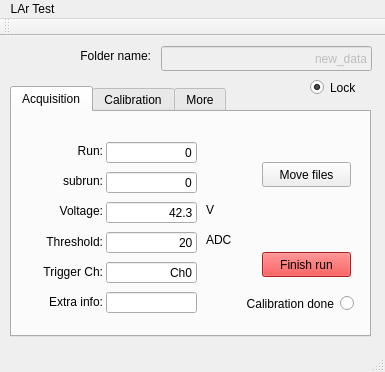
First picture: the form in installation_files/install_by_hand/move_files/mainwindow.ui, repository hvsouza/CAEN_Digitizer, before the edit.
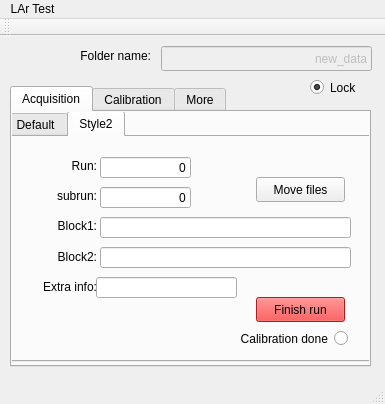
Second picture: the form after the edit. The open tabs and pages were chosen to show the change.

Commit message: Added Style2 to the family now

```diff
--- a/installation_files/install_by_hand/move_files/mainwindow.ui
+++ b/installation_files/install_by_hand/move_files/mainwindow.ui
@@ -7,7 +7,7 @@
     <x>0</x>
     <y>0</y>
     <width>385</width>
-    <height>372</height>
+    <height>404</height>
    </rect>
   </property>
   <property name="sizePolicy">
@@ -25,7 +25,7 @@
   <property name="maximumSize">
    <size>
     <width>385</width>
-    <height>372</height>
+    <height>500</height>
    </size>
   </property>
   <property name="windowTitle">
@@ -69,7 +69,7 @@
       <x>10</x>
       <y>50</y>
       <width>361</width>
-      <height>251</height>
+      <height>281</height>
      </rect>
     </property>
     <property name="currentIndex">
@@ -79,11 +79,75 @@
      <attribute name="title">
       <string>Acquisition</string>
      </attribute>
-     <widget class="QLabel" name="label_3">
+     <widget class="QTabWidget" name="tabWidget_3">
       <property name="geometry">
        <rect>
-        <x>24</x>
-        <y>90</y>
+        <x>-8</x>
+        <y>-1</y>
+        <width>371</width>
+        <height>251</height>
+       </rect>
+      </property>
+      <property name="currentIndex">
+       <number>0</number>
+      </property>
+      <widget class="QWidget" name="tab_15">
+       <attribute name="title">
+        <string>Default</string>
+       </attribute>
+       <widget class="QLabel" name="label_7">
+        <property name="geometry">
+         <rect>
+          <x>6</x>
+          <y>170</y>
+          <width>81</width>
+          <height>20</height>
+         </rect>
+        </property>
+        <property name="text">
+         <string>Extra info:</string>
+        </property>
+        <property name="alignment">
+         <set>Qt::AlignRight|Qt::AlignTrailing|Qt::AlignVCenter</set>
+        </property>
+       </widget>
+       <widget class="QRadioButton" name="calibration_check">
+        <property name="geometry">
+         <rect>
+          <x>197</x>
+          <y>170</y>
+          <width>141</width>
+          <height>23</height>
+         </rect>
+        </property>
+        <property name="layoutDirection">
+         <enum>Qt::RightToLeft</enum>
+        </property>
+        <property name="text">
+         <string>Calibration done</string>
+        </property>
+       </widget>
+       <widget class="QLabel" name="triggerCh">
+        <property name="geometry">
+         <rect>
+          <x>6</x>
+          <y>140</y>
+          <width>81</width>
+          <height>20</height>
+         </rect>
+        </property>
+        <property name="text">
+         <string>Trigger Ch:</string>
+        </property>
+        <property name="alignment">
+         <set>Qt::AlignRight|Qt::AlignTrailing|Qt::AlignVCenter</set>
+        </property>
+       </widget>
+       <widget class="QLabel" name="label">
+        <property name="geometry">
+         <rect>
+          <x>20</x>
+          <y>20</y>
         <width>67</width>
         <height>17</height>
        </rect>
@@ -95,13 +159,13 @@
        <set>Qt::AlignRight|Qt::AlignTrailing|Qt::AlignVCenter</set>
       </property>
      </widget>
-     <widget class="QLineEdit" name="run">
+       <widget class="QLabel" name="label_4">
       <property name="geometry">
        <rect>
-        <x>94</x>
-        <y>30</y>
-        <width>91</width>
-        <height>21</height>
+          <x>6</x>
+          <y>110</y>
+          <width>81</width>
+          <height>20</height>
        </rect>
       </property>
       <property name="text">
@@ -110,15 +174,28 @@
       <property name="alignment">
        <set>Qt::AlignRight|Qt::AlignTrailing|Qt::AlignVCenter</set>
       </property>
-      <property name="readOnly">
-       <bool>false</bool>
+       </widget>
+       <widget class="QLabel" name="label_2">
+        <property name="geometry">
+         <rect>
+          <x>20</x>
+          <y>50</y>
+          <width>67</width>
+          <height>17</height>
+         </rect>
+        </property>
+        <property name="text">
+         <string>subrun:</string>
+        </property>
+        <property name="alignment">
+         <set>Qt::AlignRight|Qt::AlignTrailing|Qt::AlignVCenter</set>
       </property>
      </widget>
      <widget class="QLineEdit" name="voltage">
       <property name="geometry">
        <rect>
-        <x>94</x>
-        <y>90</y>
+          <x>90</x>
+          <y>80</y>
         <width>91</width>
         <height>21</height>
        </rect>
@@ -130,11 +207,49 @@
        <set>Qt::AlignRight|Qt::AlignTrailing|Qt::AlignVCenter</set>
       </property>
      </widget>
+       <widget class="QLineEdit" name="trigger_channel">
+        <property name="geometry">
+         <rect>
+          <x>90</x>
+          <y>140</y>
+          <width>91</width>
+          <height>21</height>
+         </rect>
+        </property>
+        <property name="styleSheet">
+         <string notr="true"/>
+        </property>
+        <property name="text">
+         <string>Ch0</string>
+        </property>
+        <property name="alignment">
+         <set>Qt::AlignRight|Qt::AlignTrailing|Qt::AlignVCenter</set>
+        </property>
+       </widget>
+       <widget class="QLineEdit" name="run">
+        <property name="geometry">
+         <rect>
+          <x>90</x>
+          <y>20</y>
+          <width>91</width>
+          <height>21</height>
+         </rect>
+        </property>
+        <property name="text">
+         <string>0</string>
+        </property>
+        <property name="alignment">
+         <set>Qt::AlignRight|Qt::AlignTrailing|Qt::AlignVCenter</set>
+        </property>
+        <property name="readOnly">
+         <bool>false</bool>
+        </property>
+       </widget>
      <widget class="QPushButton" name="button_movefile">
       <property name="geometry">
        <rect>
-        <x>250</x>
-        <y>50</y>
+          <x>246</x>
+          <y>40</y>
         <width>89</width>
         <height>25</height>
        </rect>
@@ -143,13 +258,13 @@
        <string>Move files</string>
       </property>
      </widget>
-     <widget class="QLabel" name="label">
+       <widget class="QLabel" name="label_6">
       <property name="geometry">
        <rect>
-        <x>24</x>
-        <y>30</y>
-        <width>67</width>
-        <height>17</height>
+          <x>190</x>
+          <y>110</y>
+          <width>41</width>
+          <height>16</height>
        </rect>
       </property>
       <property name="text">
@@ -162,8 +277,8 @@
      <widget class="QLineEdit" name="subrun">
       <property name="geometry">
        <rect>
-        <x>94</x>
-        <y>60</y>
+          <x>90</x>
+          <y>50</y>
         <width>91</width>
         <height>21</height>
        </rect>
@@ -178,8 +293,8 @@
      <widget class="QPushButton" name="pushButton_2">
       <property name="geometry">
        <rect>
-        <x>250</x>
-        <y>140</y>
+          <x>246</x>
+          <y>130</y>
         <width>89</width>
         <height>25</height>
        </rect>
@@ -460,8 +575,8 @@
      <widget class="QLineEdit" name="threshold">
       <property name="geometry">
        <rect>
-        <x>94</x>
-        <y>120</y>
+          <x>90</x>
+          <y>110</y>
         <width>91</width>
         <height>21</height>
        </rect>
@@ -473,40 +588,11 @@
        <set>Qt::AlignRight|Qt::AlignTrailing|Qt::AlignVCenter</set>
       </property>
      </widget>
-     <widget class="QLabel" name="label_6">
-      <property name="geometry">
-       <rect>
-        <x>194</x>
-        <y>120</y>
-        <width>41</width>
-        <height>16</height>
-       </rect>
-      </property>
-      <property name="text">
-       <string>ADC</string>
-      </property>
-     </widget>
-     <widget class="QLabel" name="label_2">
-      <property name="geometry">
-       <rect>
-        <x>24</x>
-        <y>60</y>
-        <width>67</width>
-        <height>17</height>
-       </rect>
-      </property>
-      <property name="text">
-       <string>subrun:</string>
-      </property>
-      <property name="alignment">
-       <set>Qt::AlignRight|Qt::AlignTrailing|Qt::AlignVCenter</set>
-      </property>
-     </widget>
      <widget class="QLabel" name="label_5">
       <property name="geometry">
        <rect>
-        <x>194</x>
-        <y>90</y>
+          <x>190</x>
+          <y>80</y>
         <width>16</width>
         <height>16</height>
        </rect>
@@ -515,13 +601,13 @@
        <string>V</string>
       </property>
      </widget>
-     <widget class="QLabel" name="label_4">
+       <widget class="QLabel" name="label_3">
       <property name="geometry">
        <rect>
-        <x>10</x>
-        <y>120</y>
-        <width>81</width>
-        <height>20</height>
+          <x>20</x>
+          <y>80</y>
+          <width>67</width>
+          <height>17</height>
        </rect>
       </property>
       <property name="text">
@@ -534,8 +620,8 @@
      <widget class="QLineEdit" name="extra">
       <property name="geometry">
        <rect>
-        <x>94</x>
-        <y>180</y>
+          <x>90</x>
+          <y>170</y>
         <width>91</width>
         <height>21</height>
        </rect>
@@ -550,62 +636,16 @@
        <set>Qt::AlignRight|Qt::AlignTrailing|Qt::AlignVCenter</set>
       </property>
      </widget>
-     <widget class="QLabel" name="label_7">
-      <property name="geometry">
-       <rect>
-        <x>10</x>
-        <y>180</y>
-        <width>81</width>
-        <height>20</height>
-       </rect>
-      </property>
-      <property name="text">
-       <string>Extra info:</string>
-      </property>
-      <property name="alignment">
-       <set>Qt::AlignRight|Qt::AlignTrailing|Qt::AlignVCenter</set>
-      </property>
-     </widget>
-     <widget class="QLabel" name="triggerCh">
-      <property name="geometry">
-       <rect>
-        <x>10</x>
-        <y>150</y>
-        <width>81</width>
-        <height>20</height>
-       </rect>
-      </property>
-      <property name="text">
-       <string>Trigger Ch:</string>
-      </property>
-      <property name="alignment">
-       <set>Qt::AlignRight|Qt::AlignTrailing|Qt::AlignVCenter</set>
-      </property>
-     </widget>
-     <widget class="QLineEdit" name="trigger_channel">
-      <property name="geometry">
-       <rect>
-        <x>94</x>
-        <y>150</y>
-        <width>91</width>
-        <height>21</height>
-       </rect>
-      </property>
-      <property name="styleSheet">
-       <string notr="true"/>
-      </property>
-      <property name="text">
-       <string>Ch0</string>
-      </property>
-      <property name="alignment">
-       <set>Qt::AlignRight|Qt::AlignTrailing|Qt::AlignVCenter</set>
-      </property>
-     </widget>
-     <widget class="QRadioButton" name="calibration_check">
+      </widget>
+      <widget class="QWidget" name="tab_16">
+       <attribute name="title">
+        <string>Style2</string>
+       </attribute>
+       <widget class="QRadioButton" name="calibration_check_3">
       <property name="geometry">
        <rect>
         <x>201</x>
-        <y>180</y>
+          <y>190</y>
         <width>141</width>
         <height>23</height>
        </rect>
@@ -616,6 +656,469 @@
       <property name="text">
        <string>Calibration done</string>
       </property>
+       </widget>
+       <widget class="QLabel" name="label_22">
+        <property name="geometry">
+         <rect>
+          <x>24</x>
+          <y>20</y>
+          <width>67</width>
+          <height>17</height>
+         </rect>
+        </property>
+        <property name="text">
+         <string>Run:</string>
+        </property>
+        <property name="alignment">
+         <set>Qt::AlignRight|Qt::AlignTrailing|Qt::AlignVCenter</set>
+        </property>
+       </widget>
+       <widget class="QLabel" name="label_23">
+        <property name="geometry">
+         <rect>
+          <x>10</x>
+          <y>110</y>
+          <width>81</width>
+          <height>20</height>
+         </rect>
+        </property>
+        <property name="text">
+         <string>Block2:</string>
+        </property>
+        <property name="alignment">
+         <set>Qt::AlignRight|Qt::AlignTrailing|Qt::AlignVCenter</set>
+        </property>
+       </widget>
+       <widget class="QLabel" name="label_24">
+        <property name="geometry">
+         <rect>
+          <x>24</x>
+          <y>50</y>
+          <width>67</width>
+          <height>17</height>
+         </rect>
+        </property>
+        <property name="text">
+         <string>subrun:</string>
+        </property>
+        <property name="alignment">
+         <set>Qt::AlignRight|Qt::AlignTrailing|Qt::AlignVCenter</set>
+        </property>
+       </widget>
+       <widget class="QLineEdit" name="block1">
+        <property name="geometry">
+         <rect>
+          <x>94</x>
+          <y>80</y>
+          <width>251</width>
+          <height>21</height>
+         </rect>
+        </property>
+        <property name="text">
+         <string/>
+        </property>
+        <property name="alignment">
+         <set>Qt::AlignRight|Qt::AlignTrailing|Qt::AlignVCenter</set>
+        </property>
+       </widget>
+       <widget class="QLineEdit" name="run_3">
+        <property name="geometry">
+         <rect>
+          <x>94</x>
+          <y>20</y>
+          <width>91</width>
+          <height>21</height>
+         </rect>
+        </property>
+        <property name="text">
+         <string>0</string>
+        </property>
+        <property name="alignment">
+         <set>Qt::AlignRight|Qt::AlignTrailing|Qt::AlignVCenter</set>
+        </property>
+        <property name="readOnly">
+         <bool>false</bool>
+        </property>
+       </widget>
+       <widget class="QPushButton" name="button_movefile_5">
+        <property name="geometry">
+         <rect>
+          <x>250</x>
+          <y>40</y>
+          <width>89</width>
+          <height>25</height>
+         </rect>
+        </property>
+        <property name="text">
+         <string>Move files</string>
+        </property>
+       </widget>
+       <widget class="QLineEdit" name="subrun3">
+        <property name="geometry">
+         <rect>
+          <x>94</x>
+          <y>50</y>
+          <width>91</width>
+          <height>21</height>
+         </rect>
+        </property>
+        <property name="text">
+         <string>0</string>
+        </property>
+        <property name="alignment">
+         <set>Qt::AlignRight|Qt::AlignTrailing|Qt::AlignVCenter</set>
+        </property>
+       </widget>
+       <widget class="QPushButton" name="pushButton_4">
+        <property name="geometry">
+         <rect>
+          <x>250</x>
+          <y>160</y>
+          <width>89</width>
+          <height>25</height>
+         </rect>
+        </property>
+        <property name="palette">
+         <palette>
+          <active>
+           <colorrole role="Button">
+            <brush brushstyle="SolidPattern">
+             <color alpha="255">
+              <red>239</red>
+              <green>41</green>
+              <blue>41</blue>
+             </color>
+            </brush>
+           </colorrole>
+           <colorrole role="Light">
+            <brush brushstyle="SolidPattern">
+             <color alpha="255">
+              <red>255</red>
+              <green>51</green>
+              <blue>51</blue>
+             </color>
+            </brush>
+           </colorrole>
+           <colorrole role="Midlight">
+            <brush brushstyle="SolidPattern">
+             <color alpha="255">
+              <red>229</red>
+              <green>25</green>
+              <blue>25</blue>
+             </color>
+            </brush>
+           </colorrole>
+           <colorrole role="Dark">
+            <brush brushstyle="SolidPattern">
+             <color alpha="255">
+              <red>102</red>
+              <green>0</green>
+              <blue>0</blue>
+             </color>
+            </brush>
+           </colorrole>
+           <colorrole role="Mid">
+            <brush brushstyle="SolidPattern">
+             <color alpha="255">
+              <red>136</red>
+              <green>0</green>
+              <blue>0</blue>
+             </color>
+            </brush>
+           </colorrole>
+           <colorrole role="Base">
+            <brush brushstyle="SolidPattern">
+             <color alpha="255">
+              <red>239</red>
+              <green>41</green>
+              <blue>41</blue>
+             </color>
+            </brush>
+           </colorrole>
+           <colorrole role="Window">
+            <brush brushstyle="SolidPattern">
+             <color alpha="255">
+              <red>239</red>
+              <green>41</green>
+              <blue>41</blue>
+             </color>
+            </brush>
+           </colorrole>
+           <colorrole role="Shadow">
+            <brush brushstyle="SolidPattern">
+             <color alpha="255">
+              <red>0</red>
+              <green>0</green>
+              <blue>0</blue>
+             </color>
+            </brush>
+           </colorrole>
+           <colorrole role="AlternateBase">
+            <brush brushstyle="SolidPattern">
+             <color alpha="255">
+              <red>229</red>
+              <green>127</green>
+              <blue>127</blue>
+             </color>
+            </brush>
+           </colorrole>
+          </active>
+          <inactive>
+           <colorrole role="Button">
+            <brush brushstyle="SolidPattern">
+             <color alpha="255">
+              <red>239</red>
+              <green>41</green>
+              <blue>41</blue>
+             </color>
+            </brush>
+           </colorrole>
+           <colorrole role="Light">
+            <brush brushstyle="SolidPattern">
+             <color alpha="255">
+              <red>255</red>
+              <green>51</green>
+              <blue>51</blue>
+             </color>
+            </brush>
+           </colorrole>
+           <colorrole role="Midlight">
+            <brush brushstyle="SolidPattern">
+             <color alpha="255">
+              <red>229</red>
+              <green>25</green>
+              <blue>25</blue>
+             </color>
+            </brush>
+           </colorrole>
+           <colorrole role="Dark">
+            <brush brushstyle="SolidPattern">
+             <color alpha="255">
+              <red>102</red>
+              <green>0</green>
+              <blue>0</blue>
+             </color>
+            </brush>
+           </colorrole>
+           <colorrole role="Mid">
+            <brush brushstyle="SolidPattern">
+             <color alpha="255">
+              <red>136</red>
+              <green>0</green>
+              <blue>0</blue>
+             </color>
+            </brush>
+           </colorrole>
+           <colorrole role="Base">
+            <brush brushstyle="SolidPattern">
+             <color alpha="255">
+              <red>239</red>
+              <green>41</green>
+              <blue>41</blue>
+             </color>
+            </brush>
+           </colorrole>
+           <colorrole role="Window">
+            <brush brushstyle="SolidPattern">
+             <color alpha="255">
+              <red>239</red>
+              <green>41</green>
+              <blue>41</blue>
+             </color>
+            </brush>
+           </colorrole>
+           <colorrole role="Shadow">
+            <brush brushstyle="SolidPattern">
+             <color alpha="255">
+              <red>0</red>
+              <green>0</green>
+              <blue>0</blue>
+             </color>
+            </brush>
+           </colorrole>
+           <colorrole role="AlternateBase">
+            <brush brushstyle="SolidPattern">
+             <color alpha="255">
+              <red>229</red>
+              <green>127</green>
+              <blue>127</blue>
+             </color>
+            </brush>
+           </colorrole>
+          </inactive>
+          <disabled>
+           <colorrole role="Button">
+            <brush brushstyle="SolidPattern">
+             <color alpha="255">
+              <red>239</red>
+              <green>41</green>
+              <blue>41</blue>
+             </color>
+            </brush>
+           </colorrole>
+           <colorrole role="Light">
+            <brush brushstyle="SolidPattern">
+             <color alpha="255">
+              <red>255</red>
+              <green>51</green>
+              <blue>51</blue>
+             </color>
+            </brush>
+           </colorrole>
+           <colorrole role="Midlight">
+            <brush brushstyle="SolidPattern">
+             <color alpha="255">
+              <red>229</red>
+              <green>25</green>
+              <blue>25</blue>
+             </color>
+            </brush>
+           </colorrole>
+           <colorrole role="Dark">
+            <brush brushstyle="SolidPattern">
+             <color alpha="255">
+              <red>102</red>
+              <green>0</green>
+              <blue>0</blue>
+             </color>
+            </brush>
+           </colorrole>
+           <colorrole role="Mid">
+            <brush brushstyle="SolidPattern">
+             <color alpha="255">
+              <red>136</red>
+              <green>0</green>
+              <blue>0</blue>
+             </color>
+            </brush>
+           </colorrole>
+           <colorrole role="Base">
+            <brush brushstyle="SolidPattern">
+             <color alpha="255">
+              <red>239</red>
+              <green>41</green>
+              <blue>41</blue>
+             </color>
+            </brush>
+           </colorrole>
+           <colorrole role="Window">
+            <brush brushstyle="SolidPattern">
+             <color alpha="255">
+              <red>239</red>
+              <green>41</green>
+              <blue>41</blue>
+             </color>
+            </brush>
+           </colorrole>
+           <colorrole role="Shadow">
+            <brush brushstyle="SolidPattern">
+             <color alpha="255">
+              <red>0</red>
+              <green>0</green>
+              <blue>0</blue>
+             </color>
+            </brush>
+           </colorrole>
+           <colorrole role="AlternateBase">
+            <brush brushstyle="SolidPattern">
+             <color alpha="255">
+              <red>204</red>
+              <green>0</green>
+              <blue>0</blue>
+             </color>
+            </brush>
+           </colorrole>
+          </disabled>
+         </palette>
+        </property>
+        <property name="autoFillBackground">
+         <bool>false</bool>
+        </property>
+        <property name="styleSheet">
+         <string notr="true">background-color: rgb(239, 41, 41);
+</string>
+        </property>
+        <property name="text">
+         <string>Finish run</string>
+        </property>
+        <property name="autoDefault">
+         <bool>false</bool>
+        </property>
+        <property name="default">
+         <bool>false</bool>
+        </property>
+        <property name="flat">
+         <bool>false</bool>
+        </property>
+       </widget>
+       <widget class="QLineEdit" name="block2">
+        <property name="geometry">
+         <rect>
+          <x>94</x>
+          <y>110</y>
+          <width>251</width>
+          <height>21</height>
+         </rect>
+        </property>
+        <property name="text">
+         <string/>
+        </property>
+        <property name="alignment">
+         <set>Qt::AlignRight|Qt::AlignTrailing|Qt::AlignVCenter</set>
+        </property>
+       </widget>
+       <widget class="QLabel" name="label_27">
+        <property name="geometry">
+         <rect>
+          <x>24</x>
+          <y>80</y>
+          <width>67</width>
+          <height>17</height>
+         </rect>
+        </property>
+        <property name="text">
+         <string>Block1:</string>
+        </property>
+        <property name="alignment">
+         <set>Qt::AlignRight|Qt::AlignTrailing|Qt::AlignVCenter</set>
+        </property>
+       </widget>
+       <widget class="QLineEdit" name="extra_3">
+        <property name="geometry">
+         <rect>
+          <x>90</x>
+          <y>140</y>
+          <width>141</width>
+          <height>21</height>
+         </rect>
+        </property>
+        <property name="styleSheet">
+         <string notr="true"/>
+        </property>
+        <property name="text">
+         <string/>
+        </property>
+        <property name="alignment">
+         <set>Qt::AlignRight|Qt::AlignTrailing|Qt::AlignVCenter</set>
+        </property>
+       </widget>
+       <widget class="QLabel" name="label_28">
+        <property name="geometry">
+         <rect>
+          <x>10</x>
+          <y>140</y>
+          <width>81</width>
+          <height>20</height>
+         </rect>
+        </property>
+        <property name="text">
+         <string>Extra info:</string>
+        </property>
+        <property name="alignment">
+         <set>Qt::AlignRight|Qt::AlignTrailing|Qt::AlignVCenter</set>
+        </property>
+       </widget>
+      </widget>
      </widget>
     </widget>
     <widget class="QWidget" name="tab_2">
```
Left out of the diff: 11 changed lines with no effect on the pictures. Lines whose indentation alone changed are shown as unchanged. The commit also changes 4 other files.
